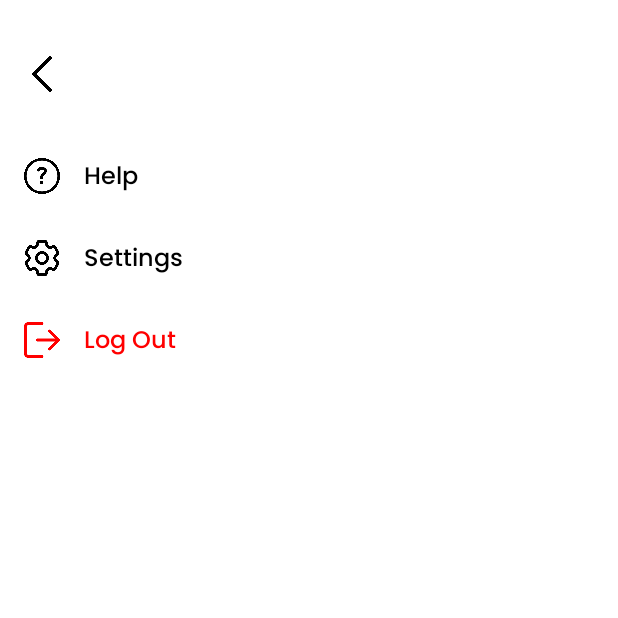
After one commit to Bhagya1024/JupiterApp, an Android app: the Menu screen opened directly, with no data from a screen before it, on a phone screen of 412 x 824 dp, the top half of it. The commit adds this screen. Run offline under Robolectric (Android 15) with nearby library versions, the phone set to English and light mode, and no system bars; our stand-ins replace Firebase (no records; nobody signed in at launch, a user with empty details on screens opened directly).

Commit message:
Menu added

```diff
--- /dev/null
+++ b/app/src/main/java/com/example/jupiterapp/Menu.java
@@ -0,0 +1,49 @@
+package com.example.jupiterapp;
+
+import androidx.appcompat.app.AppCompatActivity;
+
+import android.content.Intent;
+import android.os.Bundle;
+import android.view.View;
+import android.widget.ImageView;
+import android.widget.LinearLayout;
+
+import com.google.firebase.auth.FirebaseAuth;
+
+public class Menu extends AppCompatActivity {
+
+    private FirebaseAuth firebaseAuth;
+
+    @Override
+    protected void onCreate(Bundle savedInstanceState) {
+        super.onCreate(savedInstanceState);
+        setContentView(R.layout.activity_menu);
+
+
+        ImageView backbtn = findViewById(R.id.backbtn);
+        backbtn.setOnClickListener(new View.OnClickListener() {
+            @Override
+            public void onClick(View v) {
+                Intent intent = new Intent(Menu.this, Home.class);
+                startActivity(intent);
+            }
+        });
+
+        firebaseAuth = FirebaseAuth.getInstance();
+
+        // Get the LinearLayout view for logout
+        LinearLayout logoutLayout = findViewById(R.id.logoutbtn);
+
+        // Set click listener for logout
+        logoutLayout.setOnClickListener(new View.OnClickListener() {
+            @Override
+            public void onClick(View v) {
+                // Sign the user out
+                firebaseAuth.signOut();
+                // Redirect the user to MainActivity
+                startActivity(new Intent(Menu.this, MainActivity.class));
+                finish();
+            }
+        });
+    }
+}
--- a/app/src/main/res/layout/activity_home.xml
+++ b/app/src/main/res/layout/activity_home.xml
@@ -8,7 +8,7 @@
 
 
     <ImageView
-        android:id="@+id/imageButton"
+        android:id="@+id/menubtn"
         android:layout_width="24dp"
         android:layout_height="24dp"
         app:layout_constraintBottom_toBottomOf="parent"
@@ -43,7 +43,7 @@
         app:layout_constraintEnd_toEndOf="parent"
         app:layout_constraintHorizontal_bias="0.0"
         app:layout_constraintStart_toStartOf="parent"
-        app:layout_constraintTop_toBottomOf="@+id/imageButton">
+        app:layout_constraintTop_toBottomOf="@+id/menubtn">
 
         <LinearLayout
             android:layout_width="match_parent"
@@ -352,6 +352,7 @@
             android:orientation="horizontal">
 
             <LinearLayout
+                android:id="@+id/alexbtn"
                 android:layout_width="match_parent"
                 android:layout_height="match_parent"
                 android:layout_marginLeft="12dp"
--- /dev/null
+++ b/app/src/main/res/layout/activity_menu.xml
@@ -0,0 +1,105 @@
+<?xml version="1.0" encoding="utf-8"?>
+<androidx.constraintlayout.widget.ConstraintLayout xmlns:android="http://schemas.android.com/apk/res/android"
+    xmlns:app="http://schemas.android.com/apk/res-auto"
+    xmlns:tools="http://schemas.android.com/tools"
+    android:layout_width="match_parent"
+    android:layout_height="match_parent"
+    tools:context=".Menu">
+    <ImageView
+        android:id="@+id/backbtn"
+        android:layout_width="24dp"
+        android:layout_height="24dp"
+        android:layout_marginStart="16dp"
+        android:layout_marginTop="37dp"
+        app:layout_constraintStart_toStartOf="parent"
+        app:layout_constraintTop_toTopOf="parent"
+        app:srcCompat="@drawable/back" />
+
+    <LinearLayout
+        android:layout_width="match_parent"
+        android:layout_height="wrap_content"
+        android:layout_margin="16dp"
+        android:layout_marginTop="20dp"
+        android:orientation="vertical"
+        app:layout_constraintEnd_toEndOf="parent"
+        app:layout_constraintStart_toStartOf="parent"
+        app:layout_constraintTop_toBottomOf="@+id/backbtn">
+
+        <LinearLayout
+            android:layout_width="match_parent"
+            android:layout_height="wrap_content"
+            android:layout_marginTop="28dp"
+            android:orientation="horizontal">
+
+            <ImageView
+                android:id="@+id/gfg"
+                android:layout_width="24dp"
+                android:layout_height="24dp"
+                app:srcCompat="@drawable/question" />
+
+            <TextView
+                android:id="@+id/username"
+                android:layout_width="wrap_content"
+                android:layout_height="wrap_content"
+                android:layout_marginLeft="16dp"
+                android:fontFamily="@font/poppinsmedium"
+                android:gravity="left"
+                android:text="Help"
+                android:textColor="@color/black"
+                android:textSize="16dp" />
+        </LinearLayout>
+
+
+        <LinearLayout
+            android:layout_width="match_parent"
+            android:layout_height="wrap_content"
+            android:layout_marginTop="28dp"
+            android:orientation="horizontal">
+
+            <ImageView
+                android:id="@+id/ggfgfg"
+                android:layout_width="24dp"
+                android:layout_height="24dp"
+                app:srcCompat="@drawable/settingsicon" />
+
+            <TextView
+                android:id="@+id/usernfgfgame"
+                android:layout_width="wrap_content"
+                android:layout_height="wrap_content"
+                android:layout_marginLeft="16dp"
+                android:fontFamily="@font/poppinsmedium"
+                android:gravity="left"
+                android:text="Settings"
+                android:textColor="@color/black"
+                android:textSize="16dp" />
+        </LinearLayout>
+
+        <LinearLayout
+            android:layout_width="match_parent"
+            android:layout_height="wrap_content"
+            android:layout_marginTop="28dp"
+            android:orientation="horizontal"
+            android:clickable="true"
+            android:focusable="true"
+            android:id="@+id/logoutbtn">
+
+            <ImageView
+                android:id="@+id/gghhfg"
+                android:layout_width="24dp"
+                android:layout_height="24dp"
+                app:srcCompat="@drawable/logout" />
+
+            <TextView
+                android:id="@+id/usernbvhvhame"
+                android:layout_width="wrap_content"
+                android:layout_height="wrap_content"
+                android:layout_marginLeft="16dp"
+                android:fontFamily="@font/poppinsmedium"
+                android:gravity="left"
+                android:text="Log Out"
+                android:textColor="#FF0000"
+                android:textSize="16dp" />
+        </LinearLayout>
+
+    </LinearLayout>
+</androidx.constraintlayout.widget.ConstraintLayout>
--- a/app/src/main/res/layout/activity_settings.xml
+++ b/app/src/main/res/layout/activity_settings.xml
@@ -7,7 +7,7 @@
     tools:context=".profile">
 
     <ImageView
-        android:id="@+id/imageButton"
+        android:id="@+id/menubtn"
         android:layout_width="24dp"
         android:layout_height="24dp"
         app:layout_constraintBottom_toBottomOf="parent"
```
Also changed, not shown: app/src/main/AndroidManifest.xml (+7 -1 lines), app/src/main/java/com/example/jupiterapp/Ar.java (added, +41 -0 lines), app/src/main/java/com/example/jupiterapp/Home.java (+21 -0 lines), app/src/main/java/com/example/jupiterapp/MainActivity.java (+22 -1 lines), app/src/main/res/layout/activity_ar.xml (added, +33 -0 lines), app/src/main/res/drawable/back.png (added), app/src/main/res/drawable/logout.png (added), app/src/main/res/drawable/question.png (added), app/src/main/res/drawable/settingsicon.png (added).
